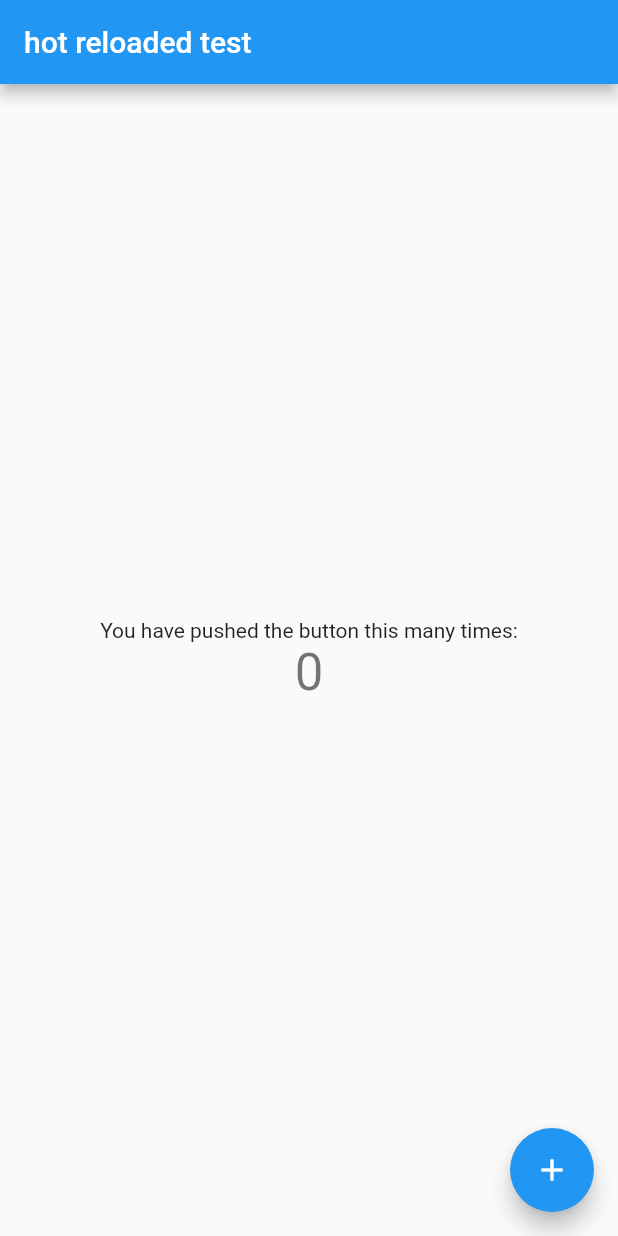
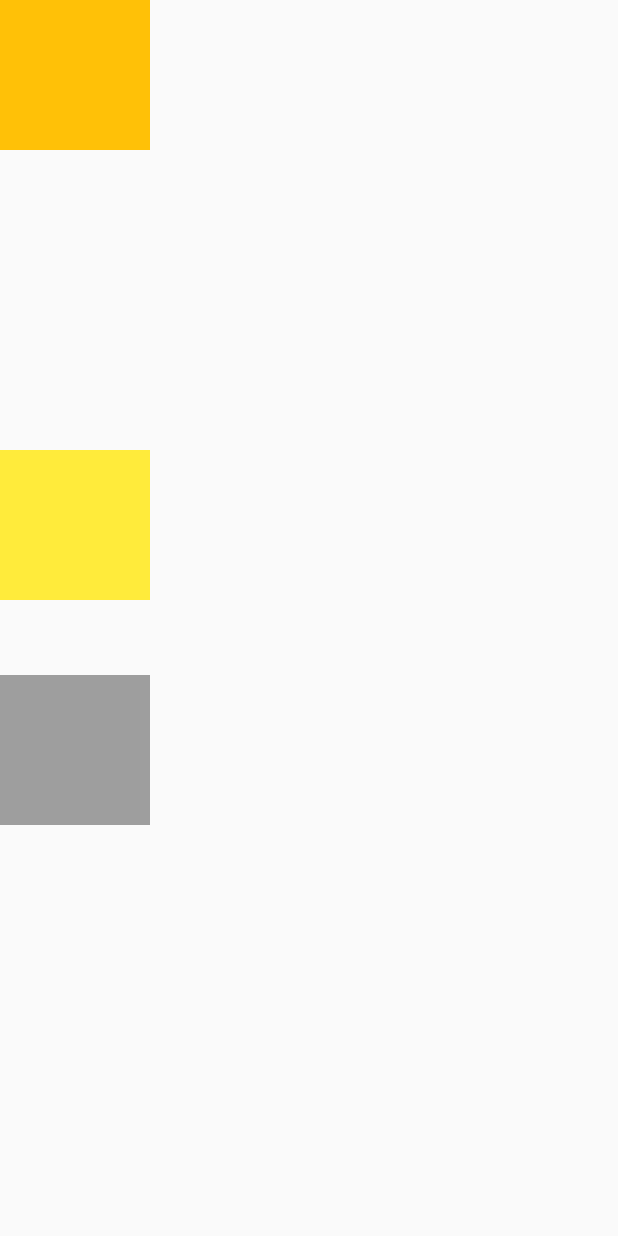
Before and after one commit to rwarou/flutter, a Flutter app: the screen it shows after launch, on a phone screen of 412 x 824 dp. Run offline on Flutter 3.47's test engine with Material 2 defaults, Android fonts, the phone set to English and light mode, and no system bars.

Commit message:
in body Widget

```diff
--- a/lib/main.dart
+++ b/lib/main.dart
@@ -1,26 +1,15 @@
 import 'package:flutter/material.dart';
 
 void main() {
-  print('Linter test');
   runApp(MyApp());
 }
 
 class MyApp extends StatelessWidget {
-  // This widget is the root of your application.
   @override
   Widget build(BuildContext context) {
     return MaterialApp(
       title: 'Flutter Demo',
       theme: ThemeData(
-        // This is the theme of your application.
-        //
-        // Try running your application with "flutter run". You'll see the
-        // application has a blue toolbar. Then, without quitting the app, try
-        // changing the primarySwatch below to Colors.green and then invoke
-        // "hot reload" (press "r" in the console where you ran "flutter run",
-        // or simply save your changes to "hot reload" in a Flutter IDE).
-        // Notice that the counter didn't reset back to zero; the application
-        // is not restarted.
         primarySwatch: Colors.blue,
       ),
       home: MyHomePage(title: 'hot reloaded test'),
@@ -30,15 +19,6 @@
 
 class MyHomePage extends StatefulWidget {
   MyHomePage({Key key, this.title}) : super(key: key);
-
-  // This widget is the home page of your application. It is stateful, meaning
-  // that it has a State object (defined below) that contains fields that affect
-  // how it looks.
-
-  // This class is the configuration for the state. It holds the values (in this
-  // case the title) provided by the parent (in this case the App widget) and
-  // used by the build method of the State. Fields in a Widget subclass are
-  // always marked "final".
 
   final String title;
 
@@ -51,64 +31,136 @@
 
   void _incrementCounter() {
     setState(() {
-      // This call to setState tells the Flutter framework that something has
-      // changed in this State, which causes it to rerun the build method below
-      // so that the display can reflect the updated values. If we changed
-      // _counter without calling setState(), then the build method would not be
-      // called again, and so nothing would appear to happen.
       _counter++;
     });
   }
 
   @override
   Widget build(BuildContext context) {
-    // This method is rerun every time setState is called, for instance as done
-    // by the _incrementCounter method above.
-    //
-    // The Flutter framework has been optimized to make rerunning build methods
-    // fast, so that you can just rebuild anything that needs updating rather
-    // than having to individually change instances of widgets.
     return Scaffold(
-      appBar: AppBar(
-        // Here we take the value from the MyHomePage object that was created by
-        // the App.build method, and use it to set our appbar title.
-        title: Text(widget.title),
+      body: Column(
+        children: [
+          Container(
+            color: Colors.amber,
+            width: 100,
+            height: 100,
+          ),
+          SizedBox(
+            height: 200,
+          ),
+          Container(
+            color: Colors.yellow,
+            width: 100,
+            height: 100,
+          ),
+          SizedBox(
+            height: 50,
+          ),
+          Container(
+            color: Colors.grey,
+            width: 100,
+            height: 100,
+          ),
+        ],
       ),
-      body: Center(
-        // Center is a layout widget. It takes a single child and positions it
-        // in the middle of the parent.
-        child: Column(
-          // Column is also a layout widget. It takes a list of children and
-          // arranges them vertically. By default, it sizes itself to fit its
-          // children horizontally, and tries to be as tall as its parent.
-          //
-          // Invoke "debug painting" (press "p" in the console, choose the
-          // "Toggle Debug Paint" action from the Flutter Inspector in Android
-          // Studio, or the "Toggle Debug Paint" command in Visual Studio Code)
-          // to see the wireframe for each widget.
-          //
-          // Column has various properties to control how it sizes itself and
-          // how it positions its children. Here we use mainAxisAlignment to
-          // center the children vertically; the main axis here is the vertical
-          // axis because Columns are vertical (the cross axis would be
-          // horizontal).
-          mainAxisAlignment: MainAxisAlignment.center,
-          children: <Widget>[
-            Text(
-              'You have pushed the button this many times:',
-            ),
-            Text(
-              '$_counter',
-              style: Theme.of(context).textTheme.headline4,
-            ),
-          ],
-        ),
-      ),
-      floatingActionButton: FloatingActionButton(
-        onPressed: _incrementCounter,
-        tooltip: 'Increment',
-        child: Icon(Icons.add),
-      ), // This trailing comma makes auto-formatting nicer for build methods.
+      // body: Stack(
+      //   children: [
+      //     Container(
+      //       width: 400,
+      //       height: 400,
+      //       color: Colors.amber,
+      //     ),
+      //     Container(
+      //       width: 200,
+      //       height: 200,
+      //       color: Colors.amberAccent,
+      //     ),
+      //     Container(
+      //       width: 100,
+      //       height: 100,
+      //       color: Colors.blueAccent,
+      //     ),
+      //   ],
+      // ),
+      // body: Column(
+      //   children: [
+      //     Expanded(
+      //       child: Container(color: Colors.red),
+      //       flex: 3,
+      //     ),
+      //     Expanded(
+      //       child: Container(color: Colors.lightGreenAccent),
+      //       flex: 1,
+      //     ),
+      //     Expanded(
+      //       child: Container(color: Colors.amber),
+      //       flex: 2,
+      //     ),
+      //   ],
+      // ),
+      //     body: Row(
+      //   mainAxisAlignment: MainAxisAlignment.center,
+      //   children: [
+      //     Container(width: 100, height: 100, color: Colors.red),
+      //     Container(width: 100, height: 100, color: Colors.blue),
+      //     Container(width: 100, height: 100, color: Colors.blueGrey),
+      //   ],
+      // )
+      // body: Column(
+      //   mainAxisAlignment: MainAxisAlignment.spaceAround,
+      //   children: [
+      //     Container(
+      //       width: 100,
+      //       height: 100,
+      //       color: Colors.red,
+      //     ),
+      //     Container(width: 100, height: 100, color: Colors.black),
+      //     Container(
+      //       width: 100,
+      //       height: 100,
+      //       color: Colors.green,
+      //     )
+      //   ],
+      // ),
+      // appBar: AppBar(
+      //   title: Text(widget.title),
+      // ),
+      // body: Container(
+      //   child: Text('Hello world', style: TextStyle(color: Colors.red)),
+      //   padding: EdgeInsets.fromLTRB(20, 30, 40, 50),
+      //   margin: EdgeInsets.all(100),
+      //   width: 200,
+      //   height: 100,
+      //   transform: Matrix4.rotationZ(0.5),
+      //   decoration: BoxDecoration(
+      //     color: Colors.yellow,
+      //     border: Border.all(color: Colors.black, width: 3),
+      //     borderRadius: BorderRadius.all(Radius.circular(18)),
+      //     boxShadow: const [BoxShadow(blurRadius: 10)],
+      //   ),
+      // ),
+      // appBar: AppBar(
+      //   title: Text(widget.title),
+      // ),
+      // body: Center(
+      //   child: Column(
+      //     mainAxisAlignment: MainAxisAlignment.center,
+      //     children: <Widget>[
+      //       Text(
+      //         'You have pushed the button this many times:',
+      //       ),
+      //       Text(
+      //         '$_counter',
+      //         style: Theme.of(context).textTheme.headline4,
+      //       ),
+      //     ],
+      //   ),
+      // ),
+      // floatingActionButton: FloatingActionButton(
+      //   onPressed: _incrementCounter,
+      //   tooltip: 'Increment',
+      //   child: Icon(Icons.add),
+      // ), // This trailing comma makes auto-formatting nicer for build methods.
     );
   }
 }
```
